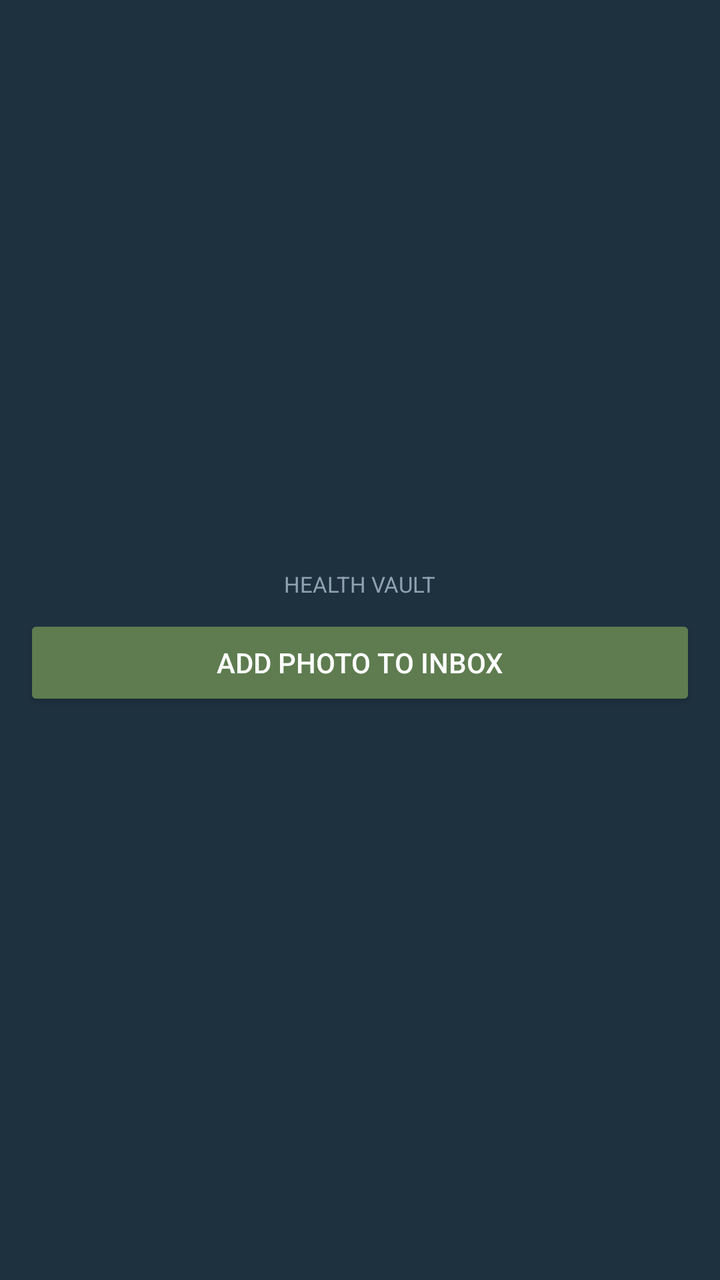
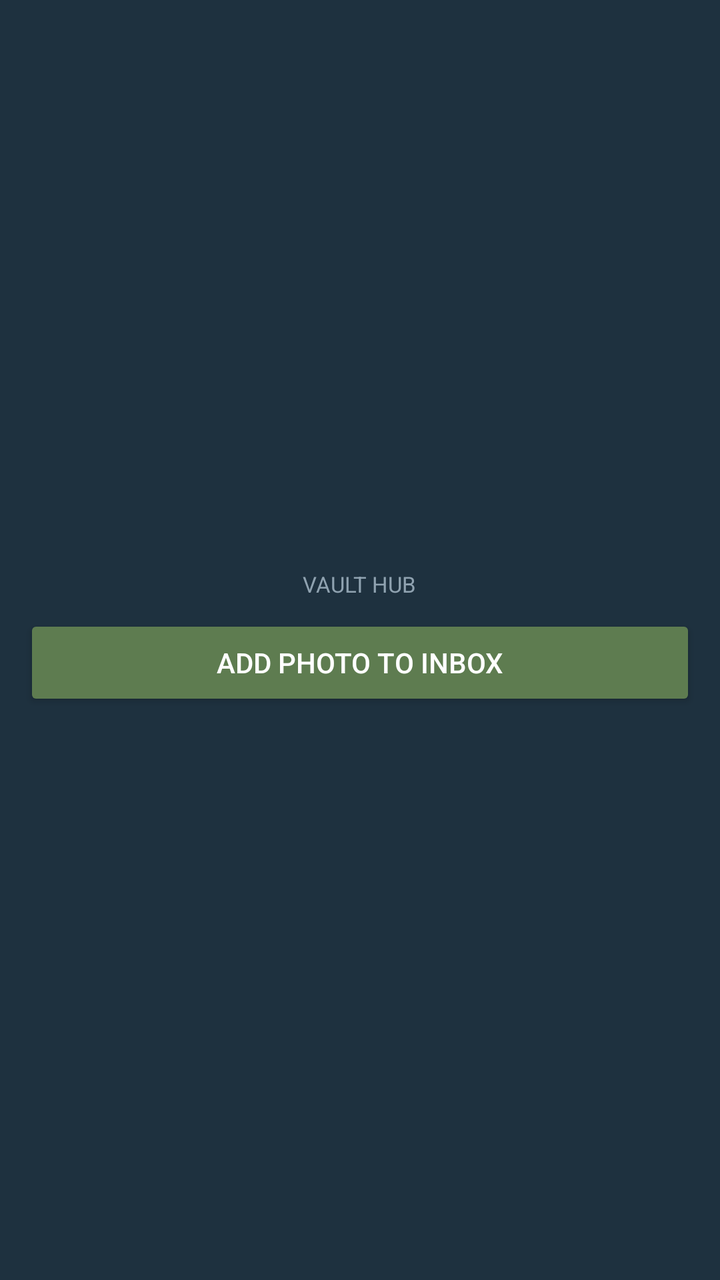

An Android layout rendered at two revisions. The XML below is the earlier revision; the diff shows what the commit changed to produce the second picture.
<!-- AndroidManifest.xml: application theme Theme.HealthVault -->
<!-- res/layout/widget_inbox.xml -->
<?xml version="1.0" encoding="utf-8"?>
<LinearLayout xmlns:android="http://schemas.android.com/apk/res/android"
    android:id="@+id/widget_root"
    android:layout_width="match_parent"
    android:layout_height="match_parent"
    android:background="#1E313F"
    android:gravity="center"
    android:orientation="vertical"
    android:padding="12dp">

    <TextView
        android:layout_width="wrap_content"
        android:layout_height="wrap_content"
        android:text="Health Vault"
        android:textAllCaps="true"
        android:textColor="#8FA2B0"
        android:textSize="11sp" />

    <Button
        android:id="@+id/widget_add"
        android:layout_width="match_parent"
        android:layout_height="wrap_content"
        android:layout_marginTop="8dp"
        android:backgroundTint="#5E7C50"
        android:text="Add photo to inbox"
        android:textColor="#FFFFFF" />
</LinearLayout>
<!-- resources referenced by this layout -->
<resources>
  <style name="Theme.HealthVault" parent="Theme.Material3.DayNight.NoActionBar">
          <item name="android:statusBarColor">@android:color/transparent</item>
          <item name="android:windowLightStatusBar">true</item>
      </style>
</resources>

<!-- the commit's change to res/layout/widget_inbox.xml (unified diff, before → after) -->
@@ -11,7 +11,7 @@
     <TextView
         android:layout_width="wrap_content"
         android:layout_height="wrap_content"
-        android:text="Health Vault"
+        android:text="Vault Hub"
         android:textAllCaps="true"
         android:textColor="#8FA2B0"
         android:textSize="11sp" />
